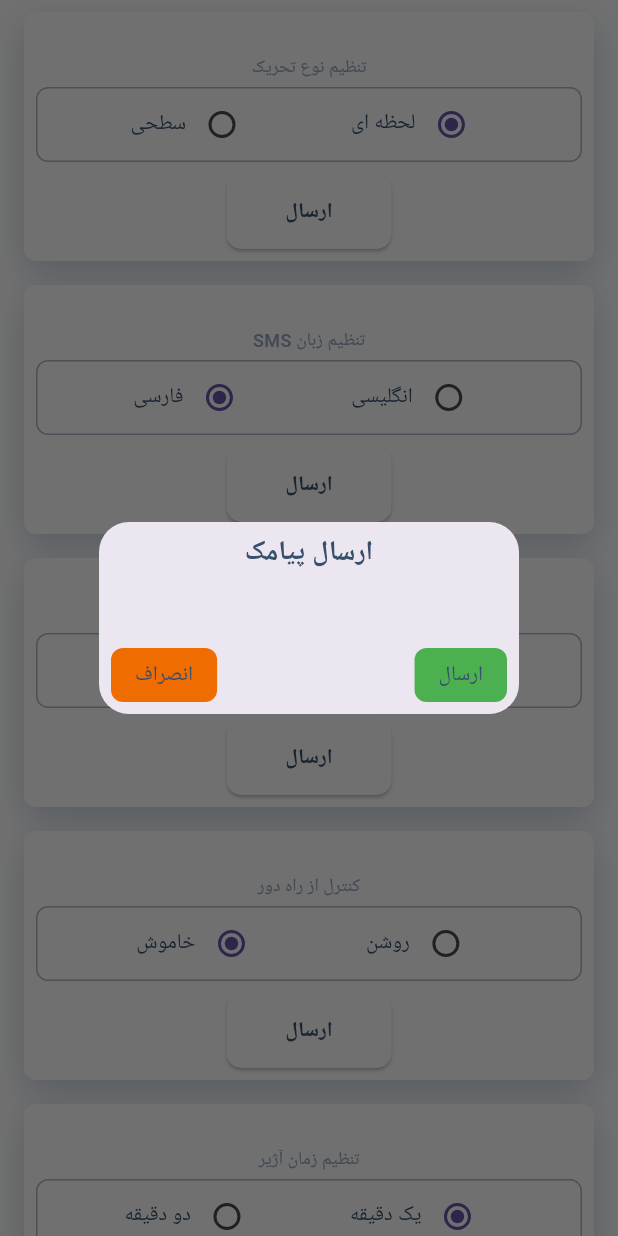
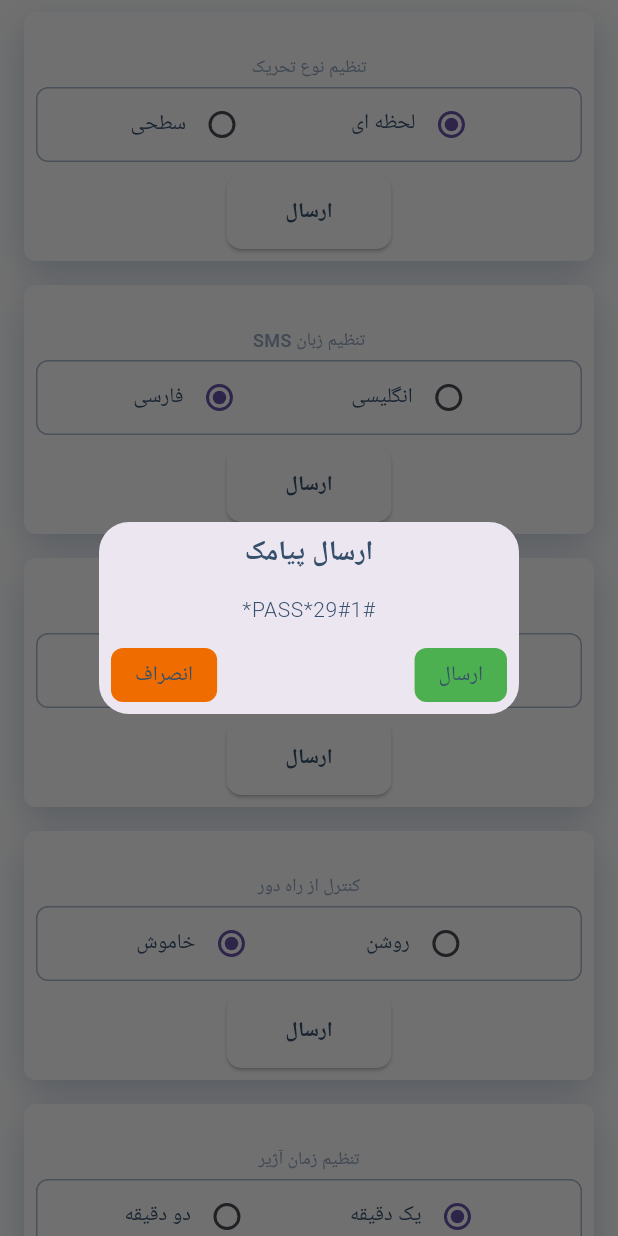
Before and after one commit to ojoobeh/gsm_alarm_v3, a Flutter app: the OtherSettingPage3View screen opened directly, after a tap on "ارسال", on a phone screen of 412 x 824 dp. Run offline on Flutter 3.47's test engine with Material 3 defaults, Android fonts, the phone set to English and light mode, and no system bars; our stand-ins replace cached_network_image, device_info_plus, dropdown_button2, flutter_svg, get, get_storage and 4 more; accounts and stored records are empty; Roboto replaces fonts that are missing (IRANSansWeb_Bold, IRANSansWeb_Light, IRANSansWeb_Medium).

Commit message:
First Commit 6

```diff
--- a/lib/app/core/futures.dart
+++ b/lib/app/core/futures.dart
@@ -1,9 +1,11 @@
 part of 'core.dart';
 
 
-String getCode(int modelType, CodeModel codeModel) {
+String getCode( CodeModel codeModel) {
   String res = '';
   //1
+  int modelType=Core.selectedModel.modelId??0;
+  debugPrint('ddd');
   if (modelType == 1) {
     res = codeModel.model1 ?? '';
   } else if (modelType == 2) {
--- a/lib/app/view/home/home_controller.dart
+++ b/lib/app/view/home/home_controller.dart
@@ -44,7 +44,7 @@ mixin HomeController {
   sendCode2(CodeModel model)async{
 
     String pass = Core.selectedModel.password??'';
-    String code =  getCode(Core.selectedModel.modelId!,model);
+    String code =  getCode(model);
     String _code=code.replaceAll("PASS", pass);
     debugPrint(_code);
     sendMessage(_code);
--- a/lib/app/view/home/home_main_page.dart
+++ b/lib/app/view/home/home_main_page.dart
@@ -80,7 +80,7 @@ class _HomeMainPageState extends State<HomeMainPage> with HomeController {
                                 Container(
                                   decoration: BoxDecoration(
                                     borderRadius: BorderRadius.circular(8),
-                                    color: (getBool(AppConstants.isWifi)??false) ? Colors.red.withOpacity(0.5) : Colors.transparent,
+                                    color: (getBool(AppConstants.isWifi) ?? false) ? Colors.red.withOpacity(0.5) : Colors.transparent,
                                     border: Border.all(color: Colors.red.withOpacity(0.5)),
                                   ),
                                   width: 80,
@@ -294,7 +294,6 @@ class _HomeMainPageState extends State<HomeMainPage> with HomeController {
                       icon: Assets.locationSetting,
                       text: s.otherSetting,
                       onTap: () {
-                        if (Core.selectLocationSettingModel.value.id != null) {
                         if (isDebugMode) {
                           push(const OtherSettingView());
                         } else {
@@ -310,9 +309,6 @@ class _HomeMainPageState extends State<HomeMainPage> with HomeController {
                               }
                             },
                           );
-                          }
-                        } else {
-                          snackbarRed(title: s.error, subtitle: s.selectedInstallationLocation);
                         }
 
                         // Get.toNamed(Routes.LOCATIONSETTING);
--- a/lib/app/view/other_setting/other_setting_page3_view.dart
+++ b/lib/app/view/other_setting/other_setting_page3_view.dart
@@ -29,15 +29,15 @@ class _OtherSettingPage3ViewState extends State<OtherSettingPage3View> with Othe
       backgroundColor: context.theme.scaffoldBackgroundColor,
       body: ListView(
         children: [
-          item(title: s.setupStimulationType, params: <String>[ s.momentary,s.surface], code: DataManager.setupStimulationType),
-          item(title: s.setupLanguageSMS, params: <String>[s.english, s.persian], code: DataManager.setupLanguageSMS,defaultParamIndex: 1),
-          item(title: s.defaultDialingSystem, params: <String>[s.simCard, s.fixedLine], code: DataManager.defaultDialingSystem),
-          item(title: s.remoteControl, params: <String>[ s.on,s.off], code: DataManager.remoteControl,defaultParamIndex: 1),
-          item(title: s.setAlarmTime, params: <String>[s.oneMinute, s.twoMinute], code: DataManager.setAlarmTime),
-          item(title: s.singleSirenSetting, params: <String>[s.all, s.internalSpeaker], code: DataManager.singleSirenSetting),
-          // item(title: s.adjustTheTypeOfDingDong, params: <String>[s.welcome,s.melody], code: DataManager.adjustTheTypeOfDingDong),
-          // item(title: s.outputControl2WithMuteButton, params: <String>[s.welcome,s.melody], code: DataManager.outputControl2WithMuteButton),
-          item(title: s.setCheckInAndCheckOutTime, params: <String>[s.seconds30, s.seconds60], code: DataManager.setArrivalTime),
+          item(title: s.setupStimulationType, params: <String>[ s.momentary,s.surface], code: Core.setupStimulationType),
+          item(title: s.setupLanguageSMS, params: <String>[s.english, s.persian], code: Core.setupLanguageSMS,defaultParamIndex: 1),
+          item(title: s.defaultDialingSystem, params: <String>[s.simCard, s.fixedLine], code: Core.defaultDialingSystem),
+          item(title: s.remoteControl, params: <String>[ s.on,s.off], code: Core.remoteControl,defaultParamIndex: 1),
+          item(title: s.setAlarmTime, params: <String>[s.oneMinute, s.twoMinute], code: Core.setAlarmTime),
+          item(title: s.singleSirenSetting, params: <String>[s.all, s.internalSpeaker], code: Core.singleSirenSetting),
+          // item(title: s.adjustTheTypeOfDingDong, params: <String>[s.welcome,s.melody], code: Core.adjustTheTypeOfDingDong),
+          // item(title: s.outputControl2WithMuteButton, params: <String>[s.welcome,s.melody], code: Core.outputControl2WithMuteButton),
+          item(title: s.setCheckInAndCheckOutTime, params: <String>[s.seconds30, s.seconds60], code: Core.setArrivalTime),
 
           Container(
             padding: const EdgeInsets.all(8),
--- a/lib/app/view/other_setting/other_setting_view.dart
+++ b/lib/app/view/other_setting/other_setting_view.dart
@@ -1,3 +1,4 @@
+import 'package:bestdroid/app/models/code_list/code.dart';
 import 'package:bestdroid/app/view/other_setting/other_setting_page4_view.dart';
 import 'package:bestdroid/app/widgets/widgets.dart';
 import 'package:flutter/cupertino.dart';
@@ -92,6 +93,101 @@ class _OtherSettingViewState extends State<OtherSettingView> with OtherSettingCo
 }
 
 Widget item({
+  required String title,
+  required CodeModel code,
+   int? defaultParamIndex,
+  List<String>? params,
+  // required Function(int status) change,
+}) {
+  RxInt isTrue =(defaultParamIndex?? 0).obs;
+  return Container(
+    padding: const EdgeInsets.all(8),
+    margin: const EdgeInsets.symmetric(horizontal: 16, vertical: 8),
+    width: double.infinity,
+    decoration: BoxDecoration(
+      borderRadius: BorderRadius.circular(8),
+      color: context.theme.scaffoldBackgroundColor,
+      boxShadow: [
+        BoxShadow(color: context.theme.dividerColor.withOpacity(0.5), blurRadius: 20, offset: const Offset(0, 8)),
+      ],
+    ),
+    child: Column(
+      children: [
+        Text(
+          title,
+          style: TextStyle(
+            fontSize: 12,
+            color: context.theme.dividerColor,
+          ),
+        ).marginOnly(bottom: 4, top: 20),
+        Obx(() {
+          return Container(
+            width: double.infinity,
+            decoration: BoxDecoration(
+              border: Border.all(color: context.theme.dividerColor.withOpacity(0.8), width: 1),
+              borderRadius: BorderRadius.circular(8),
+            ),
+            child: params != null
+                ? Container(
+                    width: double.infinity,
+                    child: Wrap(
+                        alignment: WrapAlignment.spaceEvenly,
+                        children: params
+                            .mapIndexed((index, String item) => Row(
+                                  mainAxisSize: MainAxisSize.min,
+                                  children: [
+                                    Radio(
+                                      value: index,
+                                      groupValue: isTrue.value,
+                                      onChanged: (value) => isTrue(index),
+                                    ),
+                                    Text(item),
+                                  ],
+                                ))
+                            .toList()),
+                  )
+                : Row(
+                    mainAxisAlignment: MainAxisAlignment.spaceEvenly,
+                    children: [
+                      Row(
+                        children: [
+                          Radio(
+                            value: 0,
+                            groupValue: isTrue.value,
+                            onChanged: (value) => isTrue(0),
+                          ),
+                          Text(s.active),
+                        ],
+                      ),
+                      Row(
+                        children: [
+                          Radio(
+                            value: 1,
+                            groupValue: isTrue.value,
+                            onChanged: (value) => isTrue(1),
+                          ),
+                          Text(s.inactive),
+                        ],
+                      )
+                    ],
+                  ),
+          );
+        }),
+        const SizedBox(height: 8),
+        button(
+          title: s.send,
+          onTap: () {
+            String _code = getCode(code);
+            sendMessage(_code.replaceAll("VAL", (isTrue.value + 1).toString()));
+
+            // change(isTrue.value);
+          },
+        ),
+      ],
+    ),
+  );
+}
+Widget item2({
   required String title,
   required String code,
    int? defaultParamIndex,
```
Also changed, not shown: lib/app/view/home/outputs_controller.dart (+8 -7 lines), lib/app/view/other_setting/other_setting_controller.dart (+10 -10 lines), lib/app/view/other_setting/other_setting_page2_view.dart (+22 -22 lines), lib/app/view/other_setting/other_setting_page4_view.dart (+6 -6 lines), lib/app/view/outputs/home_update_output_page.dart (+32 -59 lines). Lines whose indentation alone changed are shown as unchanged.
